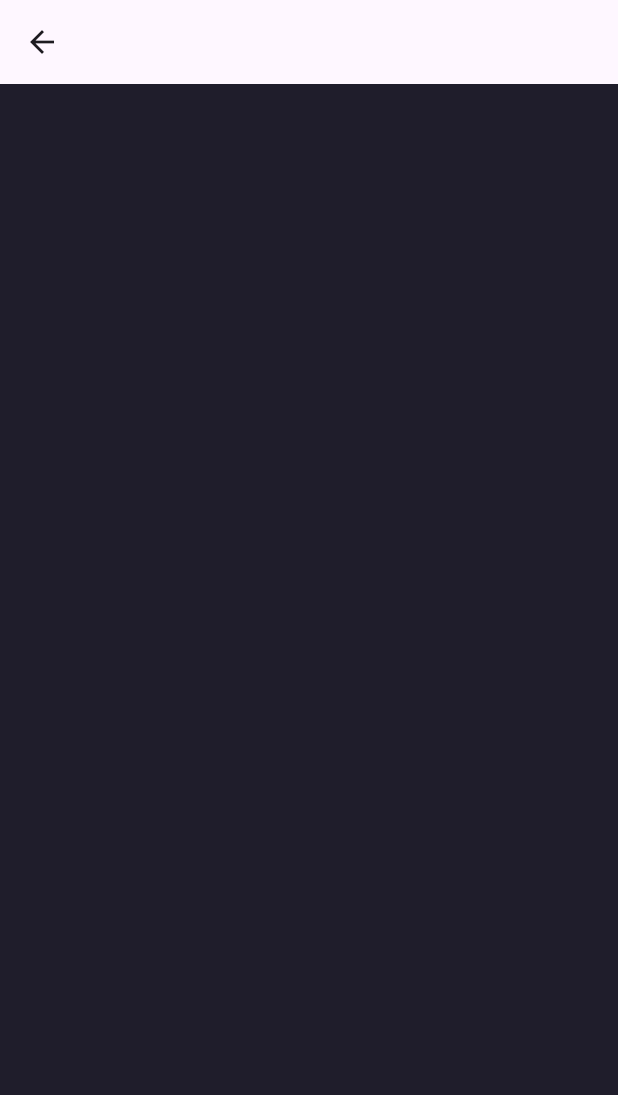
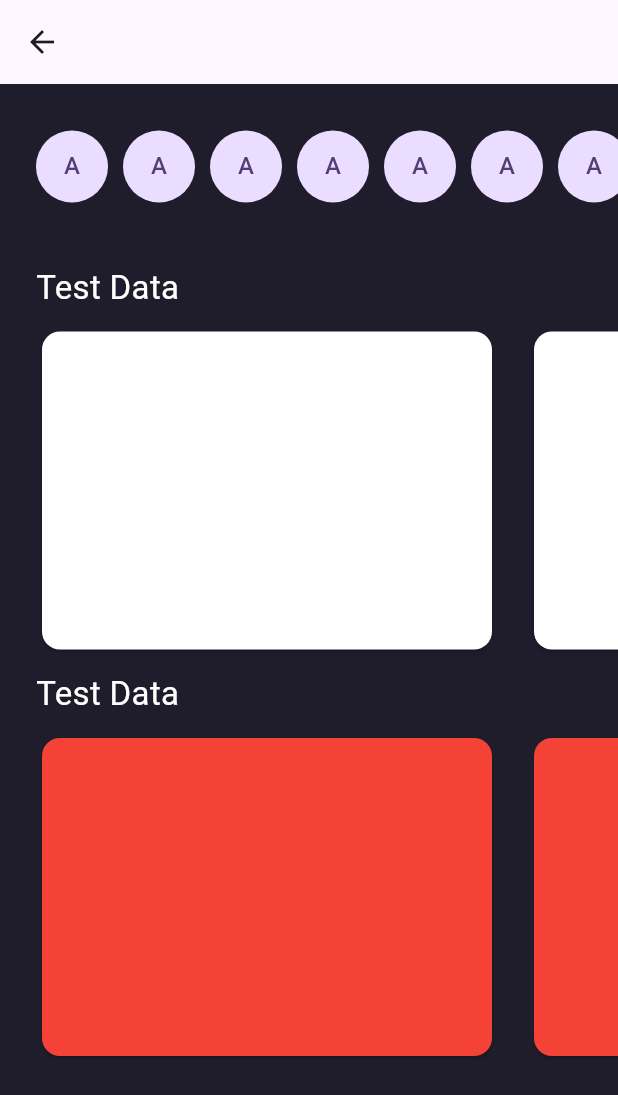
Before and after one commit to DargaHasanBasri/words_power, a Flutter app: the HomePage screen opened directly, on a phone screen of 412 x 824 dp. Shown: the top 1095 px of the screen. Run offline on Flutter 3.47's test engine with Material 3 defaults, Android fonts, the phone set to English and light mode, and no system bars; our stand-ins replace cached_network_image, cloud_firestore, firebase_auth, firebase_core, flutter_speed_dial; accounts and stored records are empty.

Commit message:
Update Home page

```diff
--- a/lib/ui/pages/home/home_page.dart
+++ b/lib/ui/pages/home/home_page.dart
@@ -1,4 +1,7 @@
+import 'package:flutter/cupertino.dart';
 import 'package:flutter/material.dart';
+import 'package:flutter/rendering.dart';
+import 'package:flutter/widgets.dart';
 import 'package:provider/provider.dart';
 import 'package:words_power/base/base_stateful_state.dart';
 import 'package:words_power/ui/pages/home/home_view_model.dart';
@@ -27,7 +30,87 @@ class _HomePageState extends BaseStatefulState<HomePage> {
     return Scaffold(
       backgroundColor: CustomColors.backgroundColor,
       appBar: AppBar(title: Text(vm.userName ?? "NULL")),
-      body: Container(),
+      body: Column(
+        crossAxisAlignment: CrossAxisAlignment.start,
+        children: [
+          Expanded(
+            flex: 1,
+            child: _userProfiles(),
+          ),
+          Padding(
+            padding: const EdgeInsets.symmetric(vertical: 10, horizontal: 24),
+            child: Text(
+              "Test Data",
+              style: TextStyle(
+                color: CustomColors.white,
+                fontSize: 22,
+              ),
+            ),
+          ),
+          Expanded(
+            flex: 2,
+            child: ListView.separated(
+              physics: const BouncingScrollPhysics(),
+              padding: const EdgeInsets.symmetric(horizontal: 24),
+              scrollDirection: Axis.horizontal,
+              itemCount: 10,
+              itemBuilder: (context, index) {
+                return const AspectRatio(
+                  aspectRatio: 1.4,
+                  child: Card(
+                    color: Colors.white,
+                  ),
+                );
+              },
+              separatorBuilder: (context, index) => const SizedBox(width: 20),
+            ),
+          ),
+          Padding(
+            padding: const EdgeInsets.symmetric(vertical: 10, horizontal: 24),
+            child: Text(
+              "Test Data",
+              style: TextStyle(
+                color: CustomColors.white,
+                fontSize: 22,
+              ),
+            ),
+          ),
+          Expanded(
+            flex: 2,
+            child: ListView.separated(
+              physics: const BouncingScrollPhysics(),
+              padding: const EdgeInsets.symmetric(horizontal: 24),
+              scrollDirection: Axis.horizontal,
+              itemCount: 10,
+              itemBuilder: (context, index) {
+                return const AspectRatio(
+                  aspectRatio: 1.4,
+                  child: Card(
+                    color: Colors.red,
+                  ),
+                );
+              },
+              separatorBuilder: (context, index) => const SizedBox(width: 20),
+            ),
+          ),
+          const SizedBox(height: kBottomNavigationBarHeight + 60),
+        ],
+      ),
+    );
+  }
+
+  Widget _userProfiles() {
+    return ListView.separated(
+      padding: const EdgeInsets.symmetric(horizontal: 24),
+      scrollDirection: Axis.horizontal,
+      itemCount: 10,
+      itemBuilder: (context, index) {
+        return const CircleAvatar(
+          radius: 24,
+          child: Text("A"),
+        );
+      },
+      separatorBuilder: (context, index) => const SizedBox(width: 10),
     );
   }
 
```
